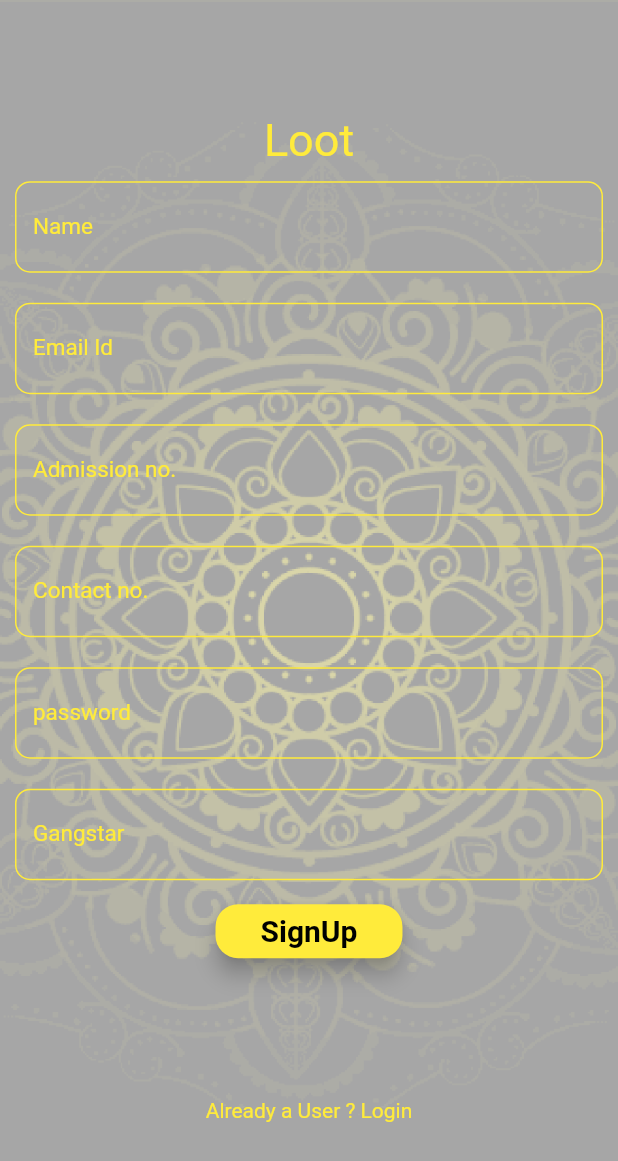
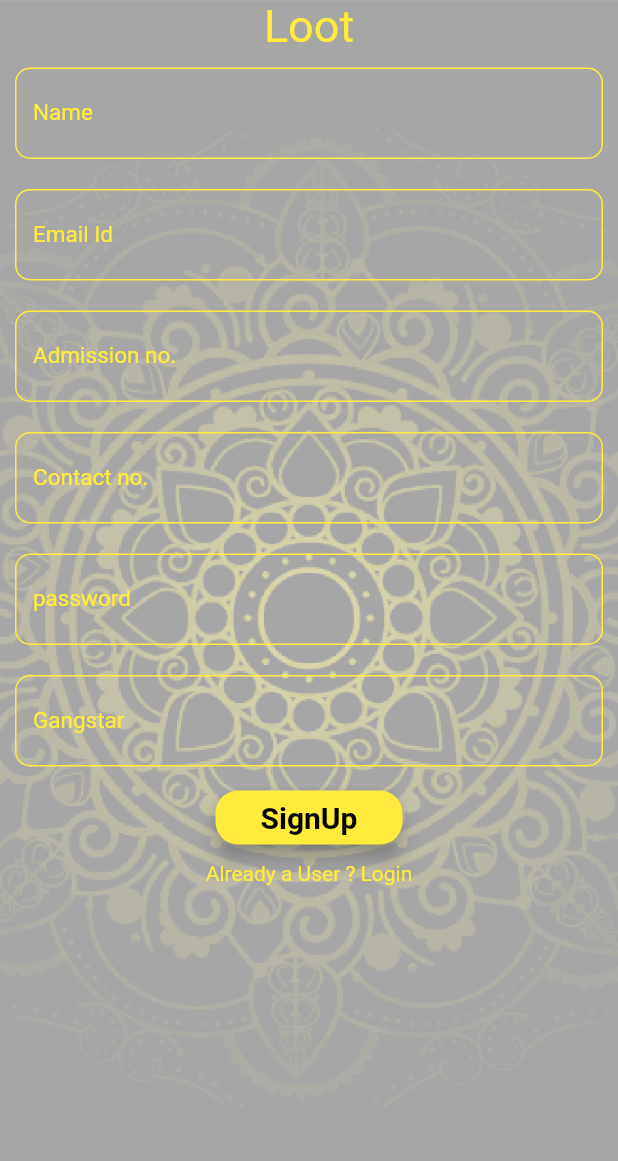
Before and after one commit to zaid0704/ChaseMe-2.0, a Flutter app: the screen it shows after launch, on a phone screen of 412 x 824 dp. Shown: the top 1161 px of the screen. Run offline on Flutter 3.47's test engine with Material 2 defaults, Android fonts, the phone set to English and light mode, and no system bars; our stand-ins replace firebase_database, firebase_messaging, geolocator, location, shared_preferences, toast and 1 more; missing offline and left inert: flame, flutter_socket_io; accounts and stored records are empty; Roboto replaces fonts that are missing (Quicksand).

Commit message:
fix overflow signup , loadingSpinner,logoutFromOnline,ResultScreenBackOnpress ok

```diff
--- a/lib/Screen/SignUp.dart
+++ b/lib/Screen/SignUp.dart
@@ -18,6 +18,7 @@ class _SignUPState extends State<SignUP> {
   TextEditingController contactController = TextEditingController();
   TextEditingController admissionController = TextEditingController();
   TextEditingController gangstarController = TextEditingController();
+  bool isSubmitting = false;
   Widget build(BuildContext context) {
     final auth = Provider.of<Auth>(context);
     final height = MediaQuery.of(context).size.height;
@@ -31,13 +32,15 @@ class _SignUPState extends State<SignUP> {
         ),
         child:
     Scaffold(
+      resizeToAvoidBottomPadding: false,
       backgroundColor: Colors.transparent,
       body:
          auth.token?TabsScreen(): FutureBuilder(
         future: auth.autoLogin(context),
         builder: (ctx,res)=>res.connectionState == ConnectionState.done?
         res.data == true?TabsScreen():
-       Column(
+        SingleChildScrollView(
+          child: Column(
         mainAxisAlignment: MainAxisAlignment.center,
         // crossAxisAlignment: CrossAxisAlignment.end,
         children: <Widget>[
@@ -251,7 +254,10 @@ class _SignUPState extends State<SignUP> {
                     ),
                     RaisedButton(
                       padding: const EdgeInsets.only(left:30,right: 30),
-                      child:Text('SignUp',style: TextStyle(fontFamily:'Quicksand',color: Colors.black,fontSize: 20,fontWeight: FontWeight.w600),) ,
+                      child:isSubmitting?CircularProgressIndicator(
+                        backgroundColor: Colors.black,
+                      ): Text(
+                      'SignUp',style: TextStyle(fontFamily:'Quicksand',color: Colors.black,fontSize: 20,fontWeight: FontWeight.w600),) ,
                       onPressed: (){
                         _submit(auth,nameController.text,emailController.text,admissionController.text,contactController.text,passwordController.text,gangstarController.text);
                         },
@@ -264,9 +270,7 @@ class _SignUPState extends State<SignUP> {
                     ),
                     SizedBox(height: 5,),
 
-                  SizedBox(
-                    height: MediaQuery.of(context).size.height*0.10,
-                  ),
+
                   GestureDetector(
                     onTap: (){
                       Navigator.of(context).pushNamed('/login');
@@ -284,7 +288,10 @@ class _SignUPState extends State<SignUP> {
                 ),
               ),
            ],
-      ):Column(
+      )
+        ):
+        SingleChildScrollView(
+          child: Column(
         mainAxisAlignment: MainAxisAlignment.center,
         // crossAxisAlignment: CrossAxisAlignment.end,
         children: <Widget>[
@@ -498,7 +505,9 @@ class _SignUPState extends State<SignUP> {
                     ),
                     RaisedButton(
                       padding: const EdgeInsets.only(left:30,right: 30),
-                      child:Text('SignUp',style: TextStyle(fontFamily:'Quicksand',color: Colors.black,fontSize: 20,fontWeight: FontWeight.w600),) ,
+                      child:isSubmitting?
+                        CircularProgressIndicator(backgroundColor: Colors.black,)
+                      : Text('SignUp',style: TextStyle(fontFamily:'Quicksand',color: Colors.black,fontSize: 20,fontWeight: FontWeight.w600),) ,
                       onPressed: (){
                         _submit(auth,nameController.text,emailController.text,admissionController.text,contactController.text,passwordController.text,gangstarController.text);
                         },
@@ -511,9 +520,7 @@ class _SignUPState extends State<SignUP> {
                     ),
                     SizedBox(height: 5,),
 
-                  SizedBox(
-                    height: MediaQuery.of(context).size.height*0.10,
-                  ),
+
                   GestureDetector(
                     onTap: (){
                       Navigator.of(context).pushNamed('/login');
@@ -532,6 +539,8 @@ class _SignUPState extends State<SignUP> {
               ),
            ],
       )
+        ),
+
       ),
 
 
@@ -541,7 +550,13 @@ class _SignUPState extends State<SignUP> {
   Future _submit(Auth auth,String name,String email,String admission,String contact,String password,String gangstar)
   {
     print("Submit ...");
+    setState(() {
+      isSubmitting =true;
+    });
     auth.SignUp(name, email, admission, contact, password, gangstar);
+    setState(() {
+      isSubmitting = false;
+    });
     Navigator.of(context).popAndPushNamed('/login');
   }
 }
--- a/lib/game2/lastScreen.dart
+++ b/lib/game2/lastScreen.dart
@@ -168,10 +168,9 @@ class _LastScreenState extends State<LastScreen> {
                        child: Text('Ok'),
                        onPressed: (){
 
+                                                  // Navigator.pop(context);
+                       Navigator.of(context).popAndPushNamed('/onlineScreenFromResult');
 
-                        //  Navigator.pop(context);
-                        //  Navigator.of(context).
-                        //  pushNamedAndRemoveUntil('/tabsScreen', ModalRoute.withName('/tabsScreen'));
                        },
                      )
                    ],
--- a/lib/main.dart
+++ b/lib/main.dart
@@ -12,7 +12,7 @@ import 'home_page.dart';
 import 'package:provider/provider.dart';
 import './provider/Auth.dart';
 import './Screen/Login.dart';
-
+import './Screen/onlineUser.dart';
 
 import 'package:flutter/widgets.dart';
 
@@ -30,10 +30,12 @@ class MyApp extends StatelessWidget {
           '/login':(ctx)=>Login(),
           '/question':(ctx)=>Question(),
           '/tabsScreen':(ctx)=>TabsScreen(),
-          '/duelMode':(ctx)=>DuelMode()
+          '/duelMode':(ctx)=>DuelMode(),
+
           // '/firstGameScreen':(ctx)=>FirstScreen(),
           // '/screen':(ctx)=>gameController.widget,
         },
+
       debugShowCheckedModeBanner: false,
       title: 'Flutter Demo',
       theme: ThemeData(
```
Also changed, not shown: lib/Screen/Login.dart (+12 -2 lines), lib/Screen/duelMode.dart (+16 -5 lines), lib/Screen/onlineUser.dart (+35 -10 lines), lib/Screen/tabsScreen.dart (+11 -4 lines), lib/game2/gamOver.dart (+7 -1 lines), lib/provider/Auth.dart (+5 -2 lines).
